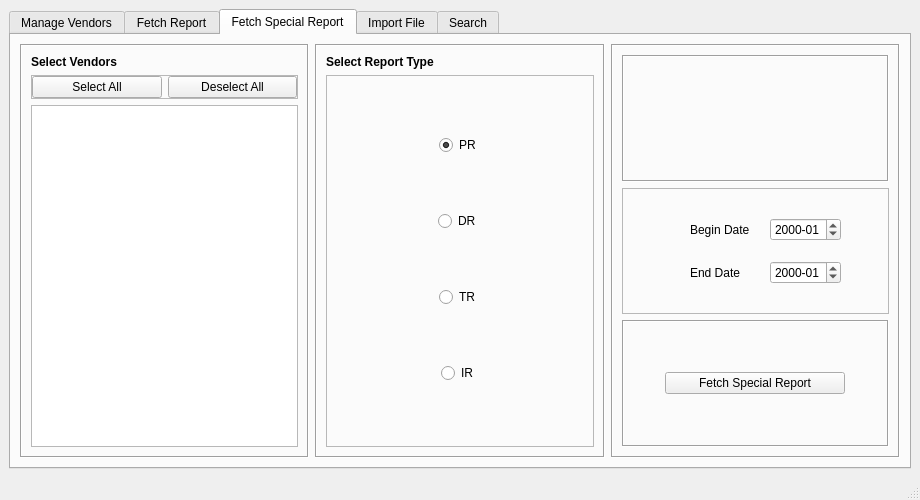
This is ui/MainWindow.ui in CS-4820-Library-Project/COUNTER-5-Report-Tool-2020-5.0 as Qt 5 draws it before an edit. The edited form follows.
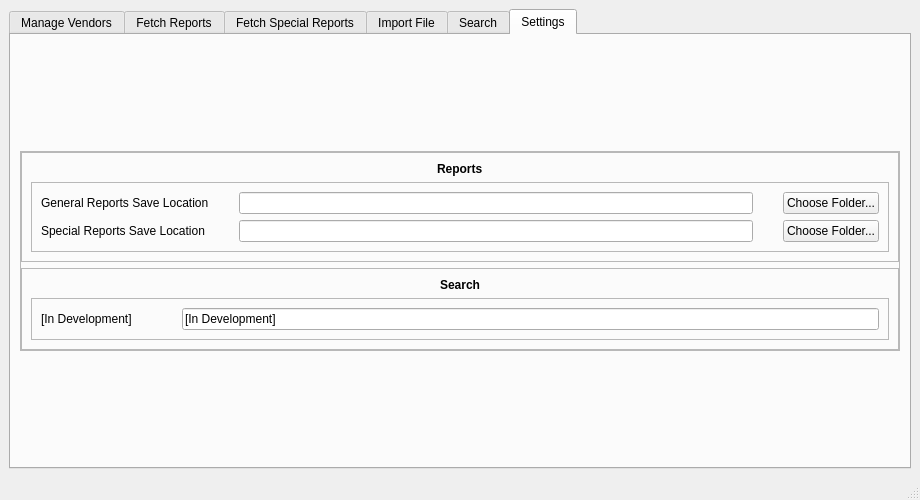
This is the edited form.

Commit message: Renamed classes to match tabs

Diff of the .ui file:
```diff
--- a/ui/MainWindow.ui
+++ b/ui/MainWindow.ui
@@ -26,6 +26,12 @@
       <property name="enabled">
        <bool>true</bool>
       </property>
+      <property name="sizePolicy">
+       <sizepolicy hsizetype="Expanding" vsizetype="Expanding">
+        <horstretch>0</horstretch>
+        <verstretch>0</verstretch>
+       </sizepolicy>
+      </property>
       <property name="maximumSize">
        <size>
         <width>16777215</width>
@@ -41,7 +47,7 @@
        <enum>QTabWidget::North</enum>
       </property>
       <property name="currentIndex">
-       <number>2</number>
+       <number>5</number>
       </property>
       <property name="elideMode">
        <enum>Qt::ElideNone</enum>
@@ -280,7 +286,7 @@
       </widget>
       <widget class="QWidget" name="fetchDataTab">
        <attribute name="title">
-        <string>Fetch Report</string>
+        <string>Fetch Reports</string>
        </attribute>
        <layout class="QVBoxLayout" name="verticalLayout_2">
         <item>
@@ -744,7 +750,7 @@
       </widget>
       <widget class="QWidget" name="tab_2">
        <attribute name="title">
-        <string>Fetch Special Report</string>
+        <string>Fetch Special Reports</string>
        </attribute>
        <layout class="QHBoxLayout" name="horizontalLayout_8">
         <item>
@@ -1563,6 +1569,207 @@
         </item>
        </layout>
       </widget>
+      <widget class="QWidget" name="settings_tab">
+       <attribute name="title">
+        <string>Settings</string>
+       </attribute>
+       <layout class="QVBoxLayout" name="verticalLayout_17">
+        <item>
+         <widget class="QFrame" name="frame_37">
+          <property name="sizePolicy">
+           <sizepolicy hsizetype="Preferred" vsizetype="Fixed">
+            <horstretch>0</horstretch>
+            <verstretch>0</verstretch>
+           </sizepolicy>
+          </property>
+          <property name="frameShape">
+           <enum>QFrame::StyledPanel</enum>
+          </property>
+          <property name="frameShadow">
+           <enum>QFrame::Raised</enum>
+          </property>
+          <layout class="QGridLayout" name="gridLayout_10">
+           <property name="leftMargin">
+            <number>0</number>
+           </property>
+           <property name="topMargin">
+            <number>0</number>
+           </property>
+           <property name="rightMargin">
+            <number>0</number>
+           </property>
+           <property name="bottomMargin">
+            <number>0</number>
+           </property>
+           <item row="1" column="0">
+            <widget class="QFrame" name="frame_35">
+             <property name="sizePolicy">
+              <sizepolicy hsizetype="Preferred" vsizetype="Fixed">
+               <horstretch>0</horstretch>
+               <verstretch>0</verstretch>
+              </sizepolicy>
+             </property>
+             <property name="frameShape">
+              <enum>QFrame::StyledPanel</enum>
+             </property>
+             <property name="frameShadow">
+              <enum>QFrame::Sunken</enum>
+             </property>
+             <layout class="QVBoxLayout" name="verticalLayout_20">
+              <item alignment="Qt::AlignHCenter">
+               <widget class="QLabel" name="label_26">
+                <property name="sizePolicy">
+                 <sizepolicy hsizetype="Fixed" vsizetype="Fixed">
+                  <horstretch>0</horstretch>
+                  <verstretch>0</verstretch>
+                 </sizepolicy>
+                </property>
+                <property name="font">
+                 <font>
+                  <weight>75</weight>
+                  <bold>true</bold>
+                 </font>
+                </property>
+                <property name="text">
+                 <string>Search</string>
+                </property>
+               </widget>
+              </item>
+              <item>
+               <widget class="QFrame" name="frame_36">
+                <property name="sizePolicy">
+                 <sizepolicy hsizetype="Preferred" vsizetype="Fixed">
+                  <horstretch>0</horstretch>
+                  <verstretch>0</verstretch>
+                 </sizepolicy>
+                </property>
+                <property name="frameShape">
+                 <enum>QFrame::StyledPanel</enum>
+                </property>
+                <property name="frameShadow">
+                 <enum>QFrame::Raised</enum>
+                </property>
+                <layout class="QFormLayout" name="formLayout_7">
+                 <property name="horizontalSpacing">
+                  <number>50</number>
+                 </property>
+                 <item row="0" column="0">
+                  <widget class="QLabel" name="label_27">
+                   <property name="text">
+                    <string>[In Development]</string>
+                   </property>
+                  </widget>
+                 </item>
+                 <item row="0" column="1">
+                  <widget class="QLineEdit" name="save_location_edit_fetch_2">
+                   <property name="text">
+                    <string>[In Development]</string>
+                   </property>
+                  </widget>
+                 </item>
+                </layout>
+               </widget>
+              </item>
+             </layout>
+            </widget>
+           </item>
+           <item row="0" column="0">
+            <widget class="QFrame" name="frame_33">
+             <property name="sizePolicy">
+              <sizepolicy hsizetype="Preferred" vsizetype="Fixed">
+               <horstretch>0</horstretch>
+               <verstretch>0</verstretch>
+              </sizepolicy>
+             </property>
+             <property name="frameShape">
+              <enum>QFrame::StyledPanel</enum>
+             </property>
+             <property name="frameShadow">
+              <enum>QFrame::Sunken</enum>
+             </property>
+             <layout class="QVBoxLayout" name="verticalLayout_19">
+              <item alignment="Qt::AlignHCenter">
+               <widget class="QLabel" name="label_24">
+                <property name="sizePolicy">
+                 <sizepolicy hsizetype="Fixed" vsizetype="Fixed">
+                  <horstretch>0</horstretch>
+                  <verstretch>0</verstretch>
+                 </sizepolicy>
+                </property>
+                <property name="font">
+                 <font>
+                  <weight>75</weight>
+                  <bold>true</bold>
+                 </font>
+                </property>
+                <property name="text">
+                 <string>Reports</string>
+                </property>
+               </widget>
+              </item>
+              <item>
+               <widget class="QFrame" name="frame_34">
+                <property name="sizePolicy">
+                 <sizepolicy hsizetype="Preferred" vsizetype="Fixed">
+                  <horstretch>0</horstretch>
+                  <verstretch>0</verstretch>
+                 </sizepolicy>
+                </property>
+                <property name="frameShape">
+                 <enum>QFrame::StyledPanel</enum>
+                </property>
+                <property name="frameShadow">
+                 <enum>QFrame::Raised</enum>
+                </property>
+                <layout class="QGridLayout" name="gridLayout_11">
+                 <property name="horizontalSpacing">
+                  <number>30</number>
+                 </property>
+                 <item row="1" column="1">
+                  <widget class="QLineEdit" name="special_reports_save_location_edit"/>
+                 </item>
+                 <item row="1" column="0">
+                  <widget class="QLabel" name="label_29">
+                   <property name="text">
+                    <string>Special Reports Save Location</string>
+                   </property>
+                  </widget>
+                 </item>
+                 <item row="0" column="1">
+                  <widget class="QLineEdit" name="general_reports_save_location_edit"/>
+                 </item>
+                 <item row="0" column="0">
+                  <widget class="QLabel" name="label_25">
+                   <property name="text">
+                    <string>General Reports Save Location</string>
+                   </property>
+                  </widget>
+                 </item>
+                 <item row="0" column="2">
+                  <widget class="QPushButton" name="general_reports_save_location_button">
+                   <property name="text">
+                    <string>Choose Folder...</string>
+                   </property>
+                  </widget>
+                 </item>
+                 <item row="1" column="2">
+                  <widget class="QPushButton" name="special_reports_save_location_button">
+                   <property name="text">
+                    <string>Choose Folder...</string>
+                   </property>
+                  </widget>
+                 </item>
+                </layout>
+               </widget>
+              </item>
+             </layout>
+            </widget>
+           </item>
+          </layout>
+         </widget>
+        </item>
+       </layout>
+      </widget>
      </widget>
     </item>
    </layout>
```
Left out of the diff: 8 changed lines with no effect on the pictures. The commit also changes 3 other files.
